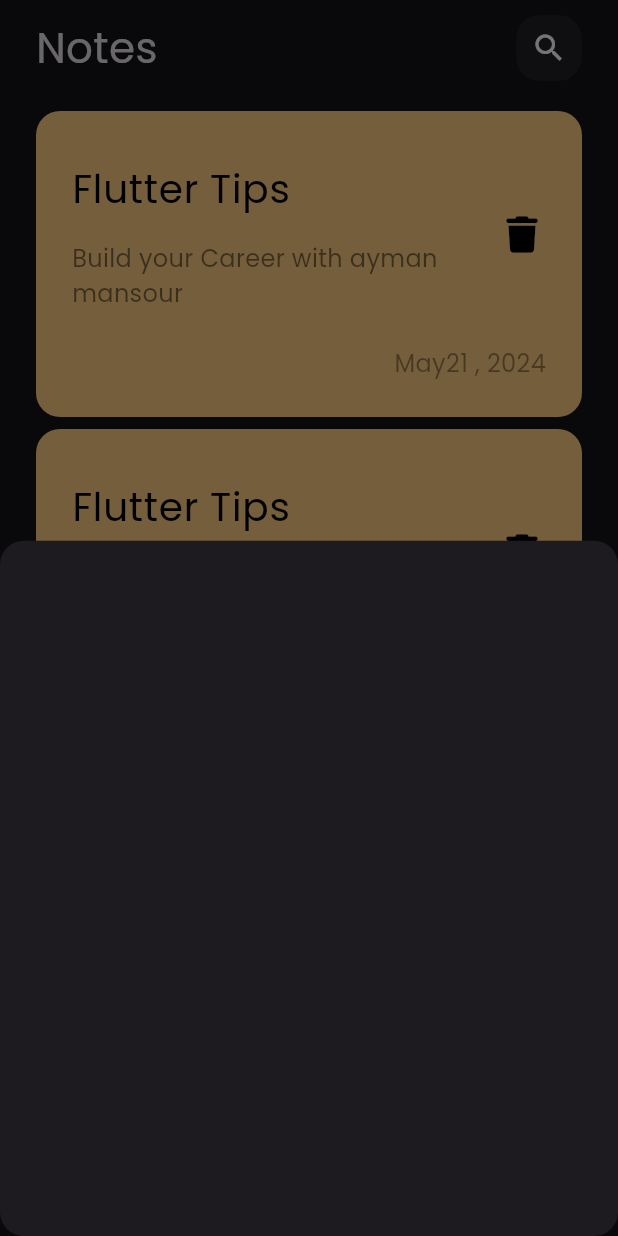
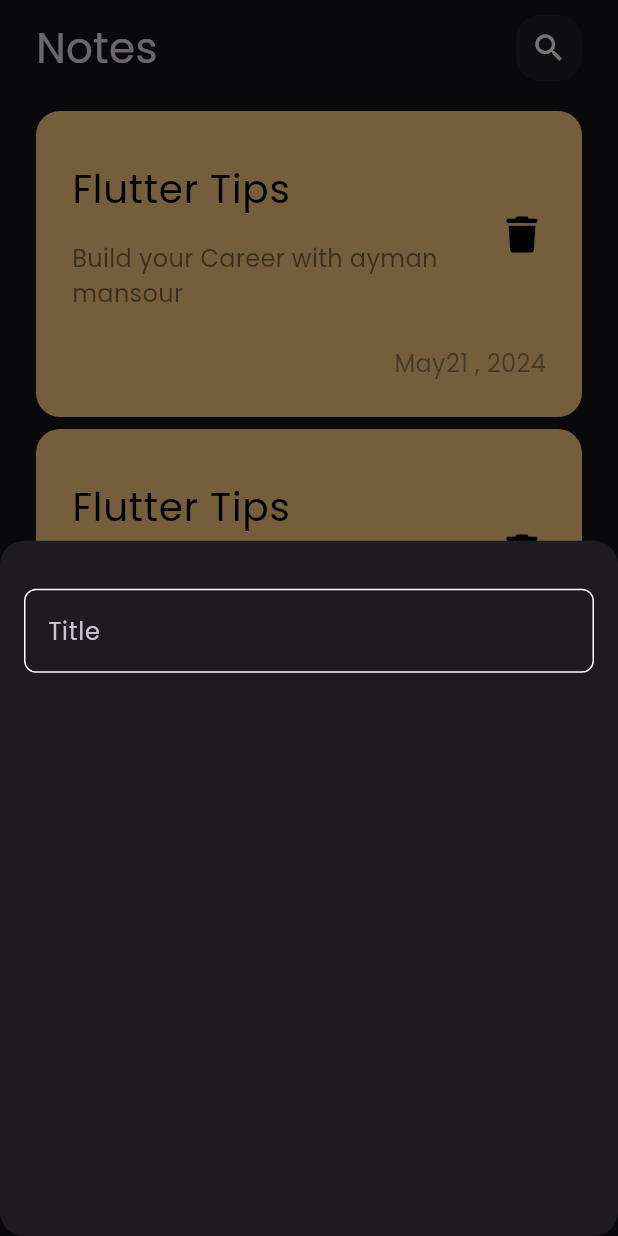
Before and after one commit to ayman429/notes_app, a Flutter app: the screen it shows after launch, after a tap on the "add" icon, on a phone screen of 412 x 824 dp. Run offline on Flutter 3.47's test engine with Material 3 defaults, Android fonts, the phone set to English and light mode, and no system bars; our stand-ins replace font_awesome_flutter.

Commit message:
craete custom text field

```diff
--- /dev/null
+++ b/lib/constants.dart
@@ -0,0 +1,3 @@
+import 'package:flutter/material.dart';
+
+const KPrimaryColor = Color(0xFF62FCD7);
--- a/lib/views/notes_view.dart
+++ b/lib/views/notes_view.dart
@@ -1,5 +1,6 @@
 import 'package:flutter/material.dart';
 
+import '../constants.dart';
 import 'widgets/add_note_buttom_sheet.dart';
 import 'widgets/notes_view_body.dart';
 
@@ -10,6 +11,7 @@ class NotesView extends StatelessWidget {
   Widget build(BuildContext context) {
     return Scaffold(
       floatingActionButton: FloatingActionButton(
+        // backgroundColor: KPrimaryColor,
         child: const Icon(Icons.add),
         onPressed: () {
           showModalBottomSheet(
--- a/lib/views/widgets/add_note_buttom_sheet.dart
+++ b/lib/views/widgets/add_note_buttom_sheet.dart
@@ -1,10 +1,22 @@
 import 'package:flutter/material.dart';
+
+import 'custom_text_field.dart';
 
 class AddNoteButtomSheet extends StatelessWidget {
   const AddNoteButtomSheet({super.key});
 
   @override
   Widget build(BuildContext context) {
-    return Container();
+    return const Padding(
+      padding: EdgeInsets.symmetric(horizontal: 16),
+      child: Column(
+        children: [
+          SizedBox(
+            height: 32,
+          ),
+          CustomTextField(),
+        ],
+      ),
+    );
   }
 }
--- /dev/null
+++ b/lib/views/widgets/custom_text_field.dart
@@ -0,0 +1,26 @@
+import 'package:flutter/material.dart';
+
+import '../../constants.dart';
+
+class CustomTextField extends StatelessWidget {
+  const CustomTextField({super.key});
+
+  @override
+  Widget build(BuildContext context) {
+    return TextField(
+      cursorColor: KPrimaryColor,
+      decoration: InputDecoration(
+        hintText: 'Title',
+        border: buildBorder(),
+        enabledBorder: buildBorder(),
+        focusedBorder: buildBorder(KPrimaryColor),
+      ),
+    );
+  }
+
+  OutlineInputBorder buildBorder([color]) {
+    return OutlineInputBorder(
+        borderRadius: const BorderRadius.all(Radius.circular(8)),
+        borderSide: BorderSide(color: color ?? Colors.white));
+  }
+}
```
